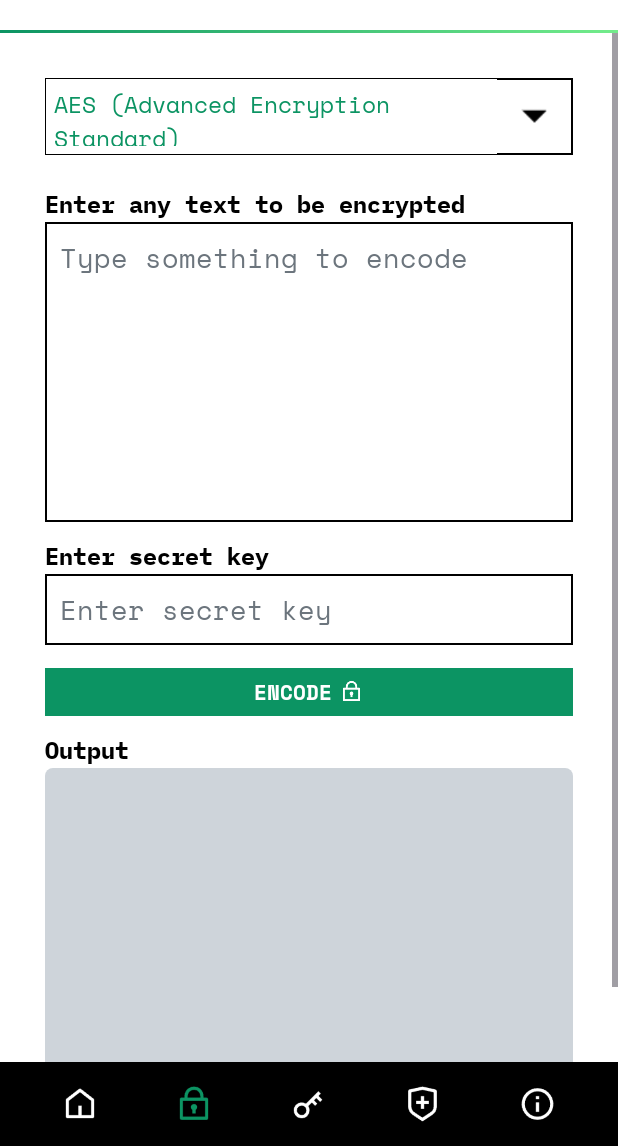
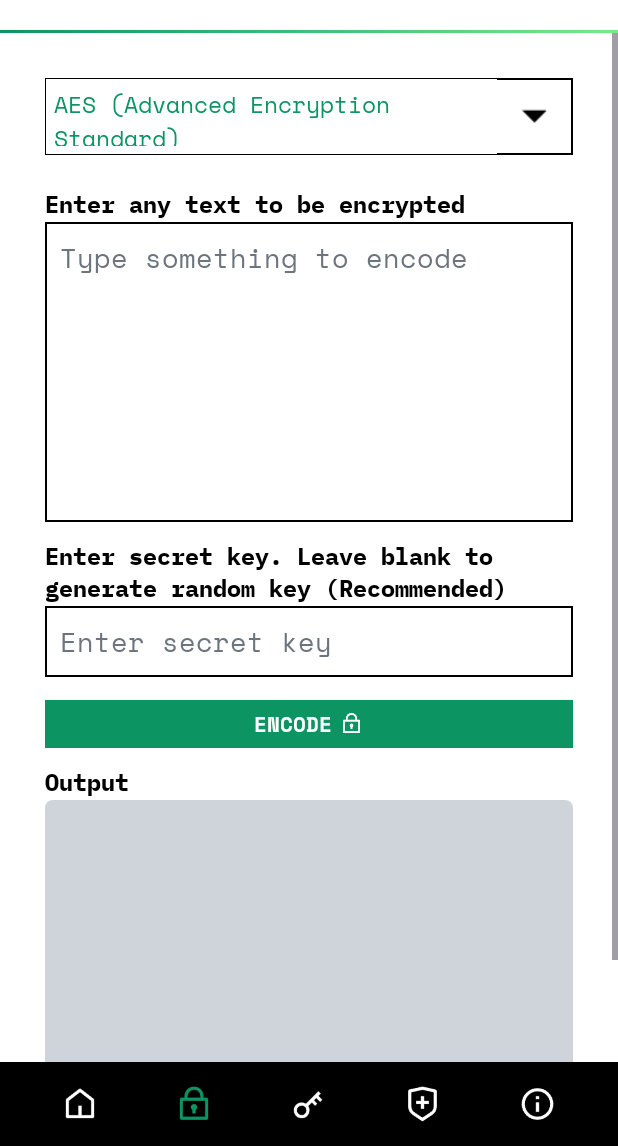
Before and after one commit to baejed/E-Mazing, an Android app: the EncryptActivity screen opened directly, with no data from a screen before it, on a phone screen of 412 x 824 dp, the part 90-1236 px from its top. Run offline under Robolectric (Android 15) with nearby library versions, the phone set to English and light mode, and no system bars.

Commit message:
Updated txtKey label
Added hint for random key generation

```diff
--- a/app/src/main/res/layout/activity_encrypt.xml
+++ b/app/src/main/res/layout/activity_encrypt.xml
@@ -102,7 +102,7 @@
                 <TextView
                     android:layout_width="match_parent"
                     android:layout_height="wrap_content"
-                    android:text="Enter secret key"
+                    android:text="Enter secret key. Leave blank to generate random key (Recommended)"
                     android:fontFamily="@font/ibm_plex_mono_bold"
                     android:textColor="@color/black"
                     android:textSize="16dp"
```
